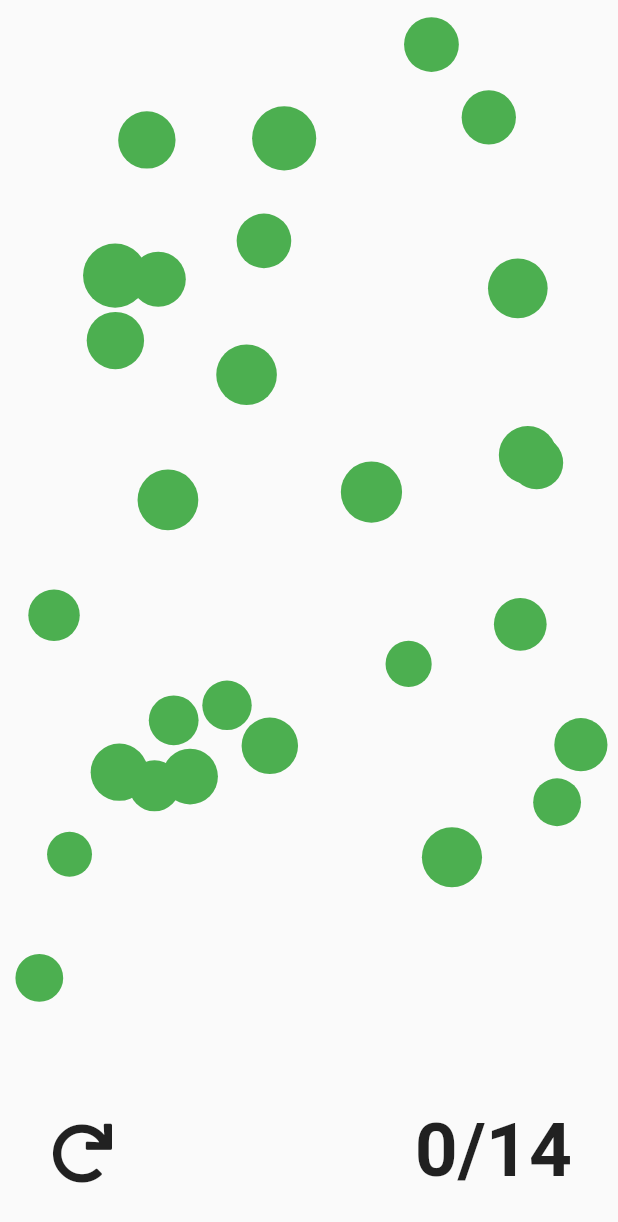
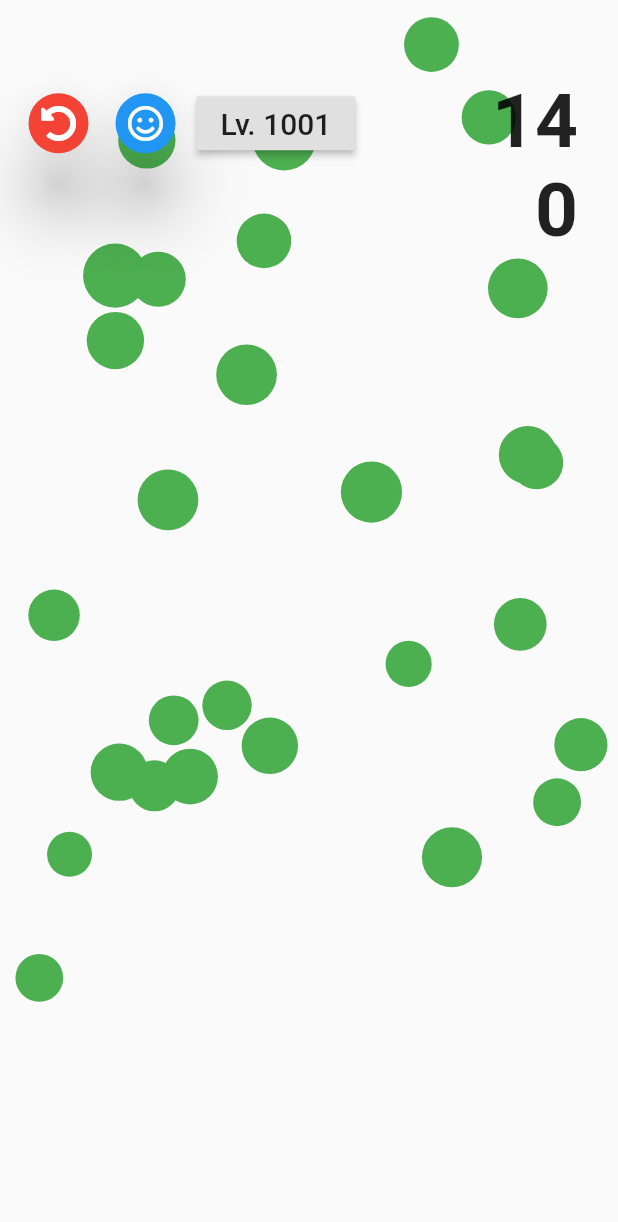
Before and after one commit to theguymeyer/reaction, a Flutter app: the screen it shows after launch, on a phone screen of 412 x 824 dp. Shown: the top 1222 px of the screen. Run offline on Flutter 3.47's test engine with Material 2 defaults, Android fonts, the phone set to English and light mode, and no system bars; our stand-ins replace font_awesome_flutter.

Commit message:
HUD moved to top of app

```diff
--- a/lib/gameInfo.dart
+++ b/lib/gameInfo.dart
@@ -5,16 +5,17 @@ import 'package:chain_reaction/levels.dart';
 
 /// contains: {current score, level batch size, ...}
 class GameInfo {
+  final Levels _allLevels = new Levels();
+  int _currentLevel;
 
-  final Levels _allLevels = new Levels();
-  int _currentLevel;  /// Level numbering starts from 1 (...humans)
+  /// Level numbering starts from 1 (...humans)
 
   double _timeBonusPerCatch = 0.3;
   int _batchSize;
-  double _score = 0;
+  static double _score = 0;
+  double _totalScore = 0;
 
   GameInfo(this._currentLevel) {
-
     _currentLevel = this._currentLevel;
     _batchSize = _allLevels.levelById(_currentLevel).batchSize;
   }
@@ -23,12 +24,19 @@ class GameInfo {
   double get timeBonusPerCatch => _timeBonusPerCatch;
   int get batchSize => _batchSize;
   double get score => _score;
+  double get totalScore => _totalScore;
   int get numberOfLevels => _allLevels.numberOfLevels;
-  double get targetScoreForCurrentLevel => _allLevels.levelById(_currentLevel).targetScore;
+  double get targetScoreForCurrentLevel =>
+      _allLevels.levelById(_currentLevel).targetScore;
   Level get currentLevel => _allLevels.levelById(_currentLevel);
   int get initialTimerValue => _allLevels.levelById(_currentLevel).initialTime;
 
-  void resetScore() { _score = 0; }
-  void addPoints(double points) { _score += points; }
+  void resetScore() {
+    _score = 0;
+  }
 
+  void addPoints(double points) {
+    _score += points;
+    _totalScore += points;
+  }
 }
--- a/lib/main.dart
+++ b/lib/main.dart
@@ -3,7 +3,6 @@
 /// Rev 1.0.0
 ///
 /// In loving memory of Gaby Barsky
-
 
 // package imports
 // import 'dart:async';
@@ -13,8 +12,10 @@ import 'dart:math';
 import 'package:chain_reaction/gameInfo.dart';
 import 'package:chain_reaction/fieldManagerWidget.dart';
 import 'package:chain_reaction/gameTimer.dart';
+import 'package:chain_reaction/menu_widgets.dart';
 // import 'package:chain_reaction/my_game_timer.dart';
 import 'package:chain_reaction/notifiers.dart';
+import 'package:chain_reaction/score_widgets.dart';
 import 'package:flutter/material.dart';
 import 'package:flutter/rendering.dart';
 import 'package:flutter/widgets.dart';
@@ -27,22 +28,19 @@ import 'package:provider/provider.dart';
 void main() => runApp(MyApp());
 
 class MyApp extends StatelessWidget {
-
   @override
   Widget build(BuildContext context) {
     return new MaterialApp(
         title: 'Chain Reaction',
-
         home: MultiProvider(
-        providers: [  // notifiers about game/user events
+          providers: [
+            // notifiers about game/user events
             // ChangeNotifierProvider(create: (context) => UpdatedCaughtPointNotifier()),
             ChangeNotifierProvider(create: (context) => CaughtPointNotifier()),
             ChangeNotifierProvider(create: (context) => StatusNotifier()),
           ],
           child: GamePage(),
-      )
-
-    );
+        ));
   }
 }
 
@@ -57,7 +55,6 @@ class GamePage extends StatefulWidget {
   _GamePageState createState() {
     return new _GamePageState();
   }
-
 }
 
 class _GamePageState extends State<GamePage> {
@@ -65,7 +62,7 @@ class _GamePageState extends State<GamePage> {
 
   static int currentLevel = 1;
 
-  GameInfo gameInfo;   // Error with this
+  GameInfo gameInfo; // Error with this
   FieldManagerWidget myField;
   GameTimer myGameTimer;
 
@@ -75,74 +72,55 @@ class _GamePageState extends State<GamePage> {
 
     // build game elements
     gameInfo = GameInfo(currentLevel);
-    myField = new FieldManagerWidget(UniqueKey(), gameInfo); // gameRules: numberOfPoints, speedRanges, radiusRanges
+    myField = new FieldManagerWidget(UniqueKey(),
+        gameInfo); // gameRules: numberOfPoints, speedRanges, radiusRanges
     // myGameTimer = new GameTimer(UniqueKey(), gameInfo.timeBonusPerCatch);
-
   }
 
   @override
   Widget build(BuildContext context) {
-
     return new Scaffold(
         body: Stack(
       children: <Widget>[
-          Container( // Field
-            child: myField
-          ),
+        Container(
+            // Field
+            child: myField),
         Builder(builder: (context) {
           return Visibility(
             maintainSize: true,
             maintainAnimation: true,
             maintainState: true,
-              visible: (Provider.of<StatusNotifier>(context).getStatus == Status.userTap) ? true : false,
-              child: Column( // Timer bar
+            visible: (Provider.of<StatusNotifier>(context).getStatus ==
+                    Status.userTap)
+                ? true
+                : false,
+            child: Column(
+                // Timer bar
                 verticalDirection: VerticalDirection.up,
                 children: <Widget>[
                   GameTimer(UniqueKey(), gameInfo),
-                ]  // needs provider for listener_status: Completed => FieldManager.freezeField()
+                ] // needs provider for listener_status: Completed => FieldManager.freezeField()
                 ),
           );
         }),
-          Container( // Reset Button
-            alignment: Alignment(-0.85, 0.93),
-            child: IconButton(
-              alignment: Alignment(1,1),
-              icon: Icon(FontAwesomeIcons.redo),
-              iconSize: 40,
-              // onPressed: () {print("Pressed"); widget.restartGame(); buildAnimators(); },
-              onPressed: () { restartLevel(); }
-            )
+        Container(
+          // menu widgets
+          alignment: Alignment(-0.85, -0.85),
+          child: Padding(
+              padding: EdgeInsets.symmetric(vertical: 0, horizontal: 10),
+              child: MenuWidgets(
+                currentLevel: currentLevel,
+                restartLevel: () {
+                  restartLevel();
+                },
+              )),
         ),
-          Container( // score Text
-            alignment: Alignment(0.8, 0.93),
-            child: Consumer<CaughtPointNotifier>(
-              builder: (context, _, __) {
-
-                if (gameInfo.score.round() >= gameInfo.targetScoreForCurrentLevel.round()) {
-                  return IconButton(
-                    alignment: Alignment(1,1),
-                    icon: Icon(FontAwesomeIcons.play),
-                    iconSize: 40,
-                    color: Colors.green,
-                    onPressed: () { nextLevel(); }
-                  );
-                } else {
-                  return Text(
-                    "${gameInfo.score.round()}/${gameInfo.targetScoreForCurrentLevel.round()}",
-                    style: TextStyle(
-                      fontSize: 50.0,
-                      fontWeight: FontWeight.w600,
-                      // backgroundColor: Colors.green,
-                    ),
-                  );
-                }
-              }
-            ),
+        Container(
+          alignment: Alignment(0.85, -1.0),
+          child: ScoreWidgets(gameInfo),
         ),
       ],
-      )
-    );
-
+    ));
   }
 
   /// This restart function is only responsible for reseting all necessary fields of the game
@@ -152,28 +130,24 @@ class _GamePageState extends State<GamePage> {
   ///   * Get gameInfo for new level
   ///   * reset the; field, timer and notifiers (UpdatedCaughtPoint, Status)
   void restartLevel() {
-
     setState(() {
       gameInfo = GameInfo(currentLevel);
 
       myField = FieldManagerWidget(UniqueKey(), gameInfo);
       // myGameTimer = GameTimer(UniqueKey(), gameInfo.timeBonusPerCatch);
       Provider.of<CaughtPointNotifier>(context, listen: false).reset();
-      Provider.of<StatusNotifier>(context, listen: false).setStatus(Status.ready);
+      Provider.of<StatusNotifier>(context, listen: false)
+          .setStatus(Status.ready);
     });
   }
 
   /// Move level counter to next level and restart game
   void nextLevel() {
     setState(() {
-
       // cycle through the levels
       currentLevel = (currentLevel + 1) % (gameInfo.numberOfLevels + 1);
       print("currentLevel:\t${currentLevel}");
-
     });
     restartLevel();
-
   }
-
 }
--- /dev/null
+++ b/lib/menu_widgets.dart
@@ -0,0 +1,61 @@
+import 'package:chain_reaction/gameInfo.dart';
+import 'package:flutter/material.dart';
+import 'package:font_awesome_flutter/font_awesome_flutter.dart';
+
+class MenuWidgets extends StatelessWidget {
+  final int currentLevel;
+  final GameCallback restartLevel;
+  final double _horizPadding = 5;
+  final double _elevation = 20;
+
+  const MenuWidgets({this.currentLevel, this.restartLevel});
+
+  @override
+  Widget build(BuildContext context) {
+    return Row(
+      children: <Widget>[
+        Padding(
+            // reset button
+            padding:
+                EdgeInsets.symmetric(vertical: 0, horizontal: _horizPadding),
+            child: Container(
+                child: FloatingActionButton(
+                    mini: true,
+                    backgroundColor: Colors.red,
+                    elevation: _elevation,
+                    child: Icon(FontAwesomeIcons.undoAlt),
+                    onPressed: () => {restartLevel()}))),
+        Padding(
+            // info button
+            padding:
+                EdgeInsets.symmetric(vertical: 0, horizontal: _horizPadding),
+            child: Container(
+                child: FloatingActionButton(
+                    mini: true,
+                    backgroundColor: Colors.blue,
+                    elevation: _elevation,
+                    child: Icon(FontAwesomeIcons.smile),
+                    onPressed: () => {}))),
+        Padding(
+            // new level button
+            padding:
+                EdgeInsets.symmetric(vertical: 0, horizontal: _horizPadding),
+            // child: Container(
+            // alignment: Alignment(0, -0.85),
+            // child: FloatingActionButton(
+            //     mini: true,
+            //     backgroundColor: Colors.yellow,
+            //     elevation: _elevation,
+            //     child: Icon(Text("${currentLevel}")),
+            //     onPressed: () => {}))),
+            child: RaisedButton(
+              onPressed: () {},
+              child:
+                  Text("Lv. ${(currentLevel+1000).toString()}", style: TextStyle(fontSize: 20)),
+            ))
+      ],
+    );
+  }
+}
+
+typedef GameCallback = void Function();
--- /dev/null
+++ b/lib/score_widgets.dart
@@ -0,0 +1,56 @@
+import 'dart:developer';
+
+import 'package:chain_reaction/gameInfo.dart';
+import 'package:flutter/material.dart';
+import 'package:provider/provider.dart';
+import 'package:chain_reaction/notifiers.dart';
+
+class ScoreWidgets extends StatefulWidget {
+  GameInfo _gameInfo;
+
+  ScoreWidgets(this._gameInfo);
+
+  @override
+  _ScoreWidgetsState createState() => _ScoreWidgetsState();
+}
+
+class _ScoreWidgetsState extends State<ScoreWidgets> {
+  @override
+  Widget build(BuildContext context) {
+    return Padding(
+        padding: EdgeInsets.symmetric(vertical: 52),
+        child: Column(
+          crossAxisAlignment: CrossAxisAlignment.end,
+          mainAxisAlignment: MainAxisAlignment.start,
+          children: <Widget>[
+            Container(
+                // alignment: Alignment(1.0, 1.0),
+                child: Consumer<CaughtPointNotifier>(
+                    builder: (context, thisNotifier, _) {
+              return Text(
+                // TODO this reaching zero freezes game and next level
+                "${widget._gameInfo.targetScoreForCurrentLevel.round() - thisNotifier.caughtPoints}",
+                style: TextStyle(
+                  fontSize: 50.0,
+                  fontWeight: FontWeight.w600,
+                  // backgroundColor: Colors.green,
+                ),
+              );
+            })),
+            Container(
+                // alignment: Alignment(1.0, -1.0),
+                child: Consumer<CaughtPointNotifier>(
+                    builder: (context, thisNotifier, _) {
+              return Text(
+                "${widget._gameInfo.totalScore.round()}",
+                style: TextStyle(
+                  fontSize: 50.0,
+                  fontWeight: FontWeight.w600,
+                  // backgroundColor: Colors.green,
+                ),
+              );
+            })),
+          ],
+        ));
+  }
+}
--- a/pubspec.yaml
+++ b/pubspec.yaml
@@ -14,7 +14,7 @@ description: A new Flutter project.
 version: 1.0.0+1
 
 environment:
-  sdk: ">=2.1.0 <3.0.0"
+  sdk: ">=2.2.0 <3.0.0"
 
 dependencies:
   flutter:
```
Lines whose indentation alone changed are shown as unchanged.
